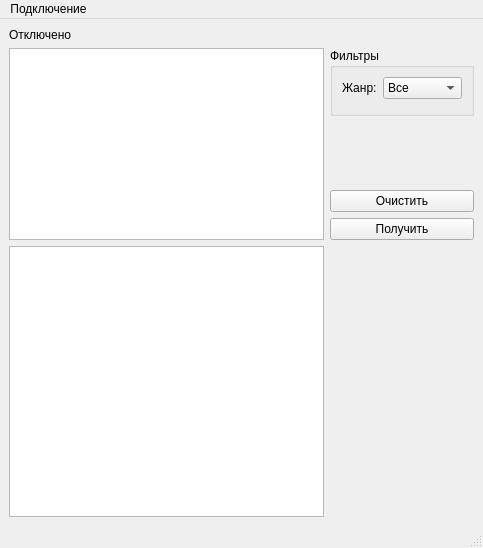
Before: the Qt Designer form 08_PreDataBase/mainwindow.ui in tkvitko/study_cpp_qt, drawn with Qt 5.
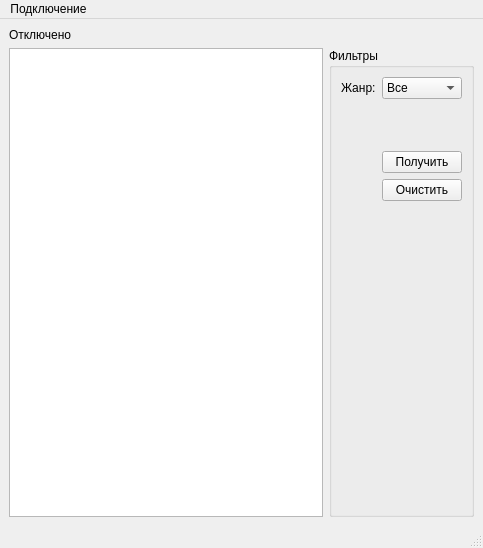
After: the same form once the commit is applied.

The edit to the form file:
```diff
--- a/08_PreDataBase/mainwindow.ui
+++ b/08_PreDataBase/mainwindow.ui
@@ -21,33 +21,7 @@
   </property>
   <widget class="QWidget" name="centralwidget">
    <layout class="QGridLayout" name="gridLayout">
-    <item row="0" column="0">
-     <widget class="QLabel" name="lb_statusConnect">
-      <property name="sizePolicy">
-       <sizepolicy hsizetype="Preferred" vsizetype="Maximum">
-        <horstretch>0</horstretch>
-        <verstretch>0</verstretch>
-       </sizepolicy>
-      </property>
-      <property name="text">
-       <string>Отключено</string>
-      </property>
-     </widget>
-    </item>
-    <item row="3" column="1">
-     <widget class="QPushButton" name="pb_clear">
-      <property name="sizePolicy">
-       <sizepolicy hsizetype="Minimum" vsizetype="Maximum">
-        <horstretch>0</horstretch>
-        <verstretch>0</verstretch>
-       </sizepolicy>
-      </property>
-      <property name="text">
-       <string>Очистить</string>
-      </property>
-     </widget>
-    </item>
-    <item row="1" column="1">
+    <item row="1" column="2">
      <widget class="QGroupBox" name="gb_filters">
       <property name="sizePolicy">
        <sizepolicy hsizetype="Preferred" vsizetype="Minimum">
@@ -85,10 +59,7 @@
          </item>
         </widget>
        </item>
-      </layout>
-     </widget>
-    </item>
-    <item row="2" column="1">
+       <item row="1" column="1">
      <spacer name="verticalSpacer">
       <property name="orientation">
        <enum>Qt::Vertical</enum>
@@ -104,17 +75,20 @@
       </property>
      </spacer>
     </item>
-    <item row="1" column="0" rowspan="4">
-     <widget class="QTableWidget" name="tb_result">
+       <item row="3" column="1">
+        <widget class="QPushButton" name="pb_clear">
       <property name="sizePolicy">
-       <sizepolicy hsizetype="Expanding" vsizetype="Expanding">
+          <sizepolicy hsizetype="Minimum" vsizetype="Maximum">
         <horstretch>0</horstretch>
         <verstretch>0</verstretch>
        </sizepolicy>
       </property>
-     </widget>
-    </item>
-    <item row="4" column="1">
+         <property name="text">
+          <string>Очистить</string>
+         </property>
+        </widget>
+       </item>
+       <item row="2" column="1">
      <widget class="QPushButton" name="pb_request">
       <property name="sizePolicy">
        <sizepolicy hsizetype="Minimum" vsizetype="Maximum">
@@ -127,7 +101,23 @@
       </property>
      </widget>
     </item>
-    <item row="5" column="0">
+      </layout>
+     </widget>
+    </item>
+    <item row="0" column="0">
+     <widget class="QLabel" name="lb_statusConnect">
+      <property name="sizePolicy">
+       <sizepolicy hsizetype="Preferred" vsizetype="Maximum">
+        <horstretch>0</horstretch>
+        <verstretch>0</verstretch>
+       </sizepolicy>
+      </property>
+      <property name="text">
+       <string>Отключено</string>
+      </property>
+     </widget>
+    </item>
+    <item row="1" column="0">
      <widget class="QTableView" name="tableView"/>
     </item>
    </layout>
```
Left out of the diff: 19 changed lines with no effect on the pictures. Lines whose indentation alone changed are shown as unchanged.
